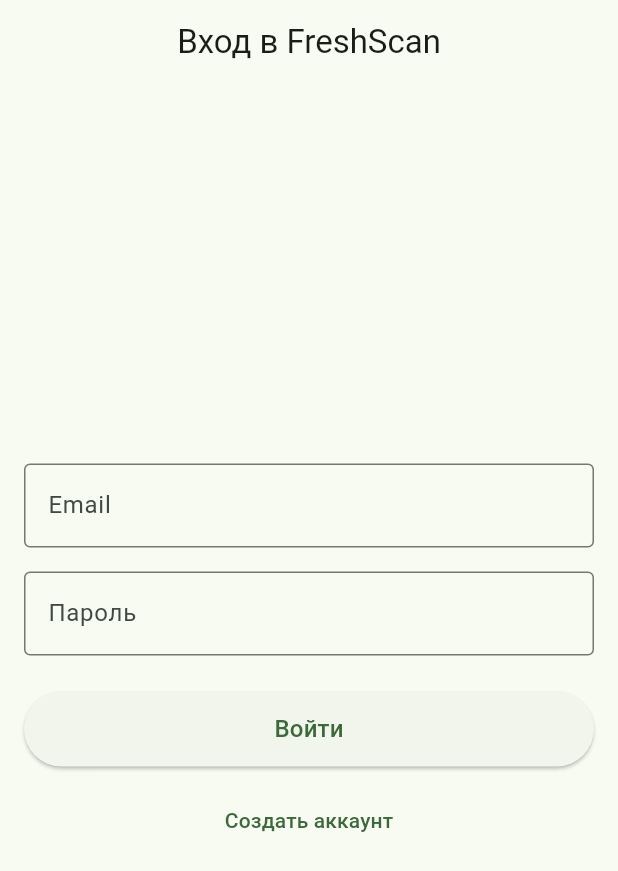
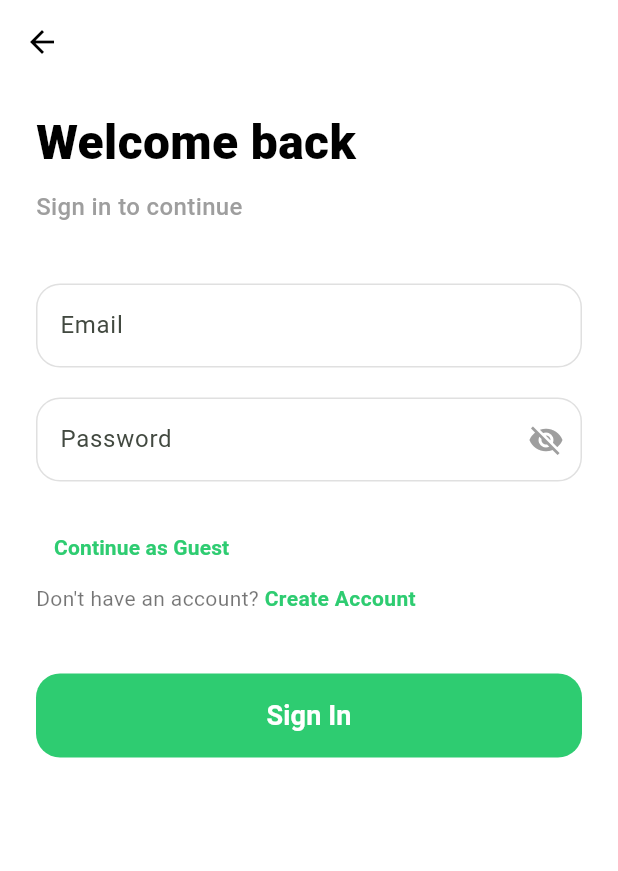
Before and after one commit to aimanyerlan/startup-4, a Flutter app: the screen it shows after launch, on a phone screen of 412 x 824 dp. Shown: the top 871 px of the screen. Run offline on Flutter 3.47's test engine with Material 3 defaults, Android fonts, the phone set to English and light mode, and no system bars; our stand-ins replace firebase_auth, firebase_core, google_fonts, image_picker; accounts and stored records are empty.

Commit message:
07042026

```diff
--- a/lib/auth_screen.dart
+++ b/lib/auth_screen.dart
@@ -1,7 +1,7 @@
 import 'package:flutter/material.dart';
 import 'package:firebase_auth/firebase_auth.dart';
-// Подключаем твой главный экран из папки screens:
-import 'screens/home_screen.dart';
+// Импортируем наш будущий навигатор:
+import 'widgets/bottom_nav.dart';
 
 class AuthScreen extends StatefulWidget {
   const AuthScreen({super.key});
@@ -13,56 +13,46 @@ class AuthScreen extends StatefulWidget {
 class _AuthScreenState extends State<AuthScreen> {
   final TextEditingController _emailController = TextEditingController();
   final TextEditingController _passwordController = TextEditingController();
+  bool _obscureText = true;
 
-  // Функция регистрации
-  Future<void> register() async {
-    try {
-      await FirebaseAuth.instance.createUserWithEmailAndPassword(
-        email: _emailController.text.trim(),
-        password: _passwordController.text.trim(),
-      );
-
-      // Если у нас получилось, показываем уведомление и идем на главный экран
-      if (mounted) {
-        ScaffoldMessenger.of(context).showSnackBar(
-          const SnackBar(content: Text('Регистрация успешна!'), backgroundColor: Colors.green),
-        );
-        Navigator.pushReplacement(
-          context,
-          MaterialPageRoute(builder: (context) => const HomeScreen()),
-        );
-      }
-    } catch (e) {
-      if (mounted) {
-        ScaffoldMessenger.of(context).showSnackBar(
-          SnackBar(content: Text('Ошибка: $e'), backgroundColor: Colors.red),
-        );
-      }
-    }
-  }
-
-  // Функция входа
+  // Функция обычного входа (по email/паролю)
   Future<void> login() async {
     try {
       await FirebaseAuth.instance.signInWithEmailAndPassword(
         email: _emailController.text.trim(),
         password: _passwordController.text.trim(),
       );
-
-      // Аналогично для входа: уведомление + переход
       if (mounted) {
-        ScaffoldMessenger.of(context).showSnackBar(
-          const SnackBar(content: Text('Успешный вход!'), backgroundColor: Colors.green),
-        );
+        // После успеха переходим на главный экран с нижним меню!
         Navigator.pushReplacement(
           context,
-          MaterialPageRoute(builder: (context) => const HomeScreen()),
+          MaterialPageRoute(builder: (context) => const BottomNavBar()),
         );
       }
     } catch (e) {
       if (mounted) {
         ScaffoldMessenger.of(context).showSnackBar(
-          SnackBar(content: Text('Ошибка входа: $e'), backgroundColor: Colors.red),
+          SnackBar(content: Text('Ошибка: ${e.toString()}'), backgroundColor: Colors.red),
+        );
+      }
+    }
+  }
+
+  // НОВАЯ ФУНКЦИЯ: Вход как Гость
+  Future<void> loginAsGuest() async {
+    try {
+      await FirebaseAuth.instance.signInAnonymously();
+      if (mounted) {
+        // Успешно вошли как гость -> идем на главный экран
+        Navigator.pushReplacement(
+          context,
+          MaterialPageRoute(builder: (context) => const BottomNavBar()),
+        );
+      }
+    } catch (e) {
+      if (mounted) {
+        ScaffoldMessenger.of(context).showSnackBar(
+          SnackBar(content: Text('Ошибка гостевого входа: $e'), backgroundColor: Colors.red),
         );
       }
     }
@@ -71,46 +61,129 @@ class _AuthScreenState extends State<AuthScreen> {
   @override
   Widget build(BuildContext context) {
     return Scaffold(
+      backgroundColor: Colors.white,
       appBar: AppBar(
-        title: const Text('Вход в FreshScan'),
-        centerTitle: true,
+        backgroundColor: Colors.white,
+        elevation: 0,
+        leading: IconButton(
+          icon: const Icon(Icons.arrow_back, color: Colors.black),
+          onPressed: () {}, // Заглушка для кнопки назад
         ),
-      body: Padding(
-        padding: const EdgeInsets.all(16.0),
+      ),
+      body: SafeArea(
+        child: SingleChildScrollView(
+          padding: const EdgeInsets.symmetric(horizontal: 24.0, vertical: 16.0),
           child: Column(
-          mainAxisAlignment: MainAxisAlignment.center,
+            crossAxisAlignment: CrossAxisAlignment.start,
             children: [
+              const Text(
+                'Welcome back',
+                style: TextStyle(fontSize: 32, fontWeight: FontWeight.w900, color: Colors.black),
+              ),
+              const SizedBox(height: 8),
+              const Text(
+                'Sign in to continue',
+                style: TextStyle(fontSize: 16, color: Colors.grey, fontWeight: FontWeight.w500),
+              ),
+              const SizedBox(height: 40),
+
+              // Поле Email
               TextField(
                 controller: _emailController,
-              decoration: const InputDecoration(
-                labelText: 'Email',
-                border: OutlineInputBorder(),
+                keyboardType: TextInputType.emailAddress,
+                decoration: InputDecoration(
+                  hintText: 'Email',
+                  filled: true,
+                  fillColor: Colors.white,
+                  border: OutlineInputBorder(
+                    borderRadius: BorderRadius.circular(16),
+                    borderSide: BorderSide(color: Colors.grey.shade300),
                   ),
-              keyboardType: TextInputType.emailAddress,
+                  enabledBorder: OutlineInputBorder(
+                    borderRadius: BorderRadius.circular(16),
+                    borderSide: BorderSide(color: Colors.grey.shade300),
                   ),
-            const SizedBox(height: 16),
+                  focusedBorder: OutlineInputBorder(
+                    borderRadius: BorderRadius.circular(16),
+                    borderSide: const BorderSide(color: Color(0xFF2ECC71), width: 2),
+                  ),
+                ),
+              ),
+              const SizedBox(height: 20),
+
+              // Поле Пароль
               TextField(
                 controller: _passwordController,
-              decoration: const InputDecoration(
-                labelText: 'Пароль',
-                border: OutlineInputBorder(),
+                obscureText: _obscureText,
+                decoration: InputDecoration(
+                  hintText: 'Password',
+                  filled: true,
+                  fillColor: Colors.white,
+                  border: OutlineInputBorder(
+                    borderRadius: BorderRadius.circular(16),
+                    borderSide: BorderSide(color: Colors.grey.shade300),
                   ),
-              obscureText: true,
+                  enabledBorder: OutlineInputBorder(
+                    borderRadius: BorderRadius.circular(16),
+                    borderSide: BorderSide(color: Colors.grey.shade300),
                   ),
-            const SizedBox(height: 24),
-            ElevatedButton(
+                  focusedBorder: OutlineInputBorder(
+                    borderRadius: BorderRadius.circular(16),
+                    borderSide: const BorderSide(color: Color(0xFF2ECC71), width: 2),
+                  ),
+                  suffixIcon: IconButton(
+                    icon: Icon(_obscureText ? Icons.visibility_off : Icons.visibility, color: Colors.grey),
+                    onPressed: () {
+                      setState(() {
+                        _obscureText = !_obscureText;
+                      });
+                    },
+                  ),
+                ),
+              ),
+              const SizedBox(height: 20),
+
+              // КНОПКА ГОСТЯ С ПРИВЯЗАННОЙ ФУНКЦИЕЙ
+              TextButton(
+                onPressed: loginAsGuest,
+                child: const Text('Continue as Guest', style: TextStyle(color: Color(0xFF2ECC71), fontWeight: FontWeight.bold)),
+              ),
+
+              Row(
+                children: [
+                  const Text("Don't have an account? ", style: TextStyle(color: Colors.black54)),
+                  GestureDetector(
+                    onTap: () {
+                      Navigator.pushNamed(context, '/register');
+                    },
+                    child: const Text('Create Account', style: TextStyle(color: Color(0xFF2ECC71), fontWeight: FontWeight.bold)),
+                  ),
+                ],
+              ),
+
+              const SizedBox(height: 40),
+
+              // Кнопка Sign In
+              SizedBox(
+                width: double.infinity,
+                height: 56,
+                child: ElevatedButton(
                   onPressed: login,
                   style: ElevatedButton.styleFrom(
-                minimumSize: const Size(double.infinity, 50),
+                    backgroundColor: const Color(0xFF2ECC71),
+                    shape: RoundedRectangleBorder(
+                      borderRadius: BorderRadius.circular(16),
                     ),
-              child: const Text('Войти', style: TextStyle(fontSize: 16)),
+                    elevation: 0,
                   ),
-            const SizedBox(height: 12),
-            TextButton(
-              onPressed: register,
-              child: const Text('Создать аккаунт'),
+                  child: const Text(
+                    'Sign In',
+                    style: TextStyle(fontSize: 18, fontWeight: FontWeight.bold, color: Colors.white),
+                  ),
+                ),
               ),
             ],
+          ),
         ),
       ),
     );
--- a/lib/main.dart
+++ b/lib/main.dart
@@ -1,7 +1,18 @@
 import 'package:flutter/material.dart';
 import 'package:firebase_core/firebase_core.dart';
 import 'firebase_options.dart';
-import 'auth_screen.dart'; // Мы добавили ссылку на наш новый экран!
+import 'auth_screen.dart';
+
+// 1. Импортируем все твои готовые экраны из папки screens:
+import 'screens/home_screen.dart';
+import 'screens/converter_screen.dart';
+import 'screens/compare_screen.dart';
+import 'screens/camera_scan_screen.dart';
+import 'screens/full_history_screen.dart';
+import 'screens/recipes_screen.dart';
+import 'screens/result_screen.dart';
+import 'screens/profile_screen.dart';
+import 'screens/saved_products_screen.dart';
 
 void main() async {
   WidgetsFlutterBinding.ensureInitialized();
@@ -20,12 +31,25 @@ class FreshScanApp extends StatelessWidget {
   Widget build(BuildContext context) {
     return MaterialApp(
       title: 'FreshScan',
+      debugShowCheckedModeBanner: false, // Убираем красную полоску DEBUG в углу
       theme: ThemeData(
         colorScheme: ColorScheme.fromSeed(seedColor: Colors.green),
         useMaterial3: true,
       ),
-      // Теперь вместо заглушки будет открываться наш экран авторизации
       home: const AuthScreen(),
+
+      // 2. Связываем названия путей с твоими файлами:
+      routes: {
+        '/home': (context) => const HomeScreen(),
+        '/converter': (context) => const ConverterScreen(),
+        '/compare': (context) => const CompareScreen(),
+        '/scan': (context) => const CameraScanScreen(),
+        '/history': (context) => const FullHistoryScreen(),
+        '/recipes': (context) => const RecipesScreen(),
+        '/results': (context) => const ResultScreen(),
+        '/profile': (context) => const ProfileScreen(),
+        '/saved': (context) => const SavedProductsScreen(),
+      },
     );
   }
 }
```
Lines whose indentation alone changed are shown as unchanged.
